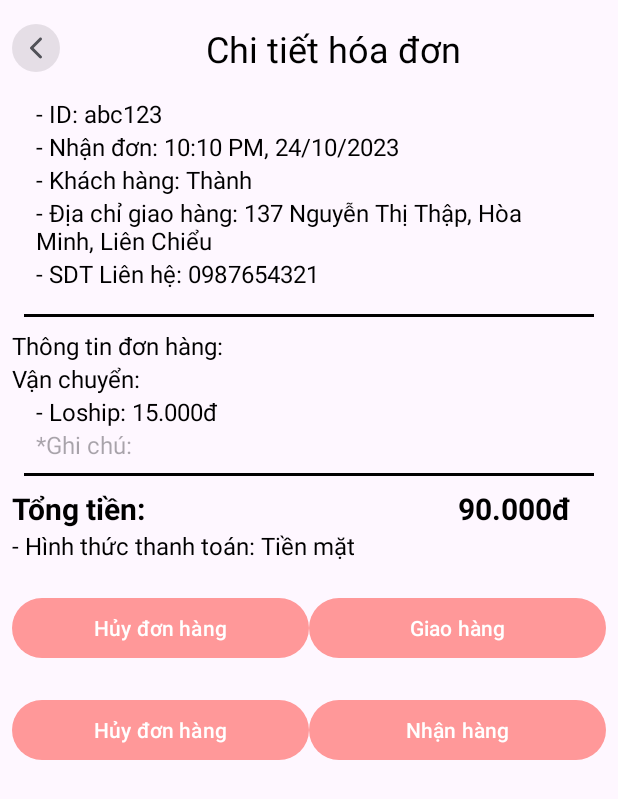
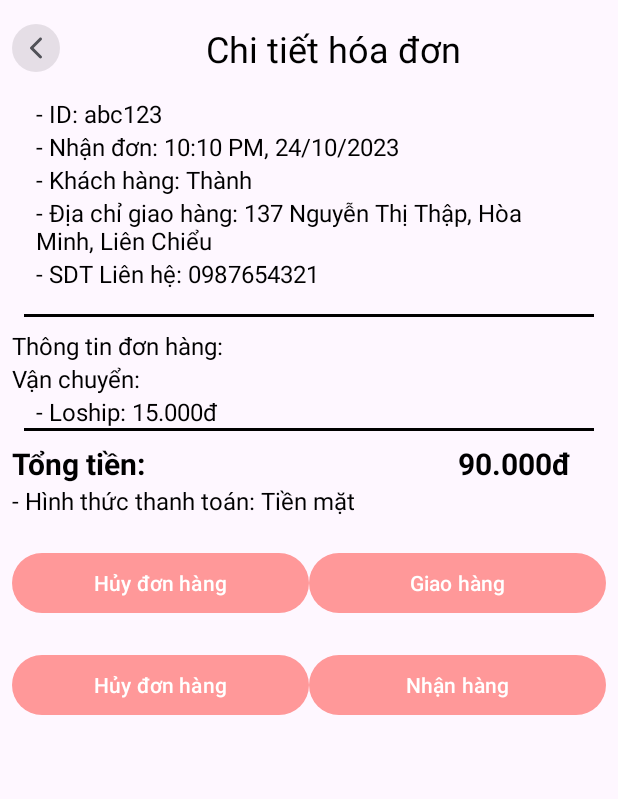
Before and after one commit to Mobile-Internship-2023-Org/Mobile-Internship-2023-Repo-FE, an Android app: the ChiTietHoaDonActivity screen opened directly, with no data from a screen before it, on a phone screen of 412 x 824 dp. Shown: the top 799 px of the screen. Run offline under Robolectric (Android 15) with nearby library versions, the phone set to English and light mode, and no system bars.

Commit message:
doan commit3

```diff
--- a/app/src/main/java/com/example/foody_app/activities/ChiTietHoaDonActivity.java
+++ b/app/src/main/java/com/example/foody_app/activities/ChiTietHoaDonActivity.java
@@ -122,7 +122,7 @@ public class ChiTietHoaDonActivity extends AppCompatActivity {
                     tvDiaChi.setText("Địa chỉ: "+model.getDiaChi());
                     tvTen.setText("Họ tên: "+model.getHoTen());
                     tvNgayDat.setText("Ngày đặt: "+model.getNgayDat());
-                    tvTongTien.setText(""+model.getTongTienHoaDon());
+                    tvTongTien.setText(ChiTietMonAnActivity.currencyFormat(""+model.getTongTienHoaDon())+"đ");
                     if(trangThai.equals("Đã hoàn thành") || trangThai.equals("Hủy đơn")){
                         btnHuy1.setVisibility(View.GONE);
                         btnHuy2.setVisibility(View.GONE);
--- a/app/src/main/java/com/example/foody_app/adapter/LichSuAdapter.java
+++ b/app/src/main/java/com/example/foody_app/adapter/LichSuAdapter.java
@@ -1,4 +1,6 @@
 package com.example.foody_app.adapter;
+
+import static com.example.foody_app.activities.ChiTietMonAnActivity.currencyFormat;
 
 import android.content.Context;
 import android.view.LayoutInflater;
@@ -13,12 +15,14 @@ import com.example.foody_app.activities.ChiTietMonAnActivity;
 import com.example.foody_app.models.LichSuModel;
 
 import java.text.DecimalFormat;
+import java.text.SimpleDateFormat;
 import java.util.List;
 
 public class LichSuAdapter extends BaseAdapter {
 
     private Context mContext;
     private List<LichSuModel> mList;
+    private SimpleDateFormat mSimpleDateFormat = new SimpleDateFormat("yyyy-MM-dd hh:mm");
 
     public LichSuAdapter(Context context, List<LichSuModel> list) {
         mContext = context;
@@ -65,7 +69,7 @@ public class LichSuAdapter extends BaseAdapter {
         }
         viewHolder.tvdiaChi.setText("Địa chỉ: "+mList.get(i).getDiaChi());
         viewHolder.tvMaHoaDon.setText("Mã hóa đơn: "+mList.get(i).getIdHoaDon()+"");
-        viewHolder.tvNgayDat.setText("Thời gian: "+mList.get(i).getNgayDat());
+        viewHolder.tvNgayDat.setText("Thời gian: "+mSimpleDateFormat.format(mList.get(i).getNgayDat()));
         viewHolder.tvTongTien.setText(ChiTietMonAnActivity.currencyFormat(mList.get(i).getTongTienHoaDon()+"")+"đ");
         viewHolder.tvPhuongThucTT.setText(mList.get(i).getPhuongThucTT());
         viewHolder.tvtrangThai.setText(mList.get(i).getTrangThai());
--- a/app/src/main/java/com/example/foody_app/utils/APIInterface.java
+++ b/app/src/main/java/com/example/foody_app/utils/APIInterface.java
@@ -106,8 +106,8 @@ public interface APIInterface {
     @GET("/rating")
     Call<List<RatingModel>> getRating();
 
-    @POST("/RePassController/{userId}")
-    Call<RePassModel> rePassModelCall(@Path("userId") RePassModel userId);
+//    @PUT("/updatePassword/{userId}")
+//    Call<RePassModel> rePassModelCall(@Path("userId") RePassModel userId);
 
     // == Hóa đơn ==
     // Get nguoidung info by email
@@ -136,7 +136,7 @@ public interface APIInterface {
 
     @PUT("/hoadon/completeGioHang/{idGioHang}")
     Call<Void> completeGioHang(@Path("idGioHang") int idGioHang);
-    @POST("/RePassController")
+    @PUT("/updatePassword")
    Call<RePassModel> rePassModelCall(@Body RePassModel rePassModel);
     //đổi thông tin người dùng
     @POST("/user/{email}")
--- a/app/src/main/res/layout/activity_chi_tiet_hoa_don.xml
+++ b/app/src/main/res/layout/activity_chi_tiet_hoa_don.xml
@@ -101,14 +101,14 @@
         android:layout_marginLeft="16dp"
         android:textColor="#000000"
         android:textSize="16dp" />
-    <TextView
-        android:layout_width="match_parent"
-        android:layout_height="wrap_content"
-        android:hint="*Ghi chú:"
-        android:layout_marginLeft="16dp"
-        android:textColor="#000000"
-        android:textSize="16dp"
-        android:layout_marginBottom="8dp"/>
+<!--    <TextView-->
+<!--        android:layout_width="match_parent"-->
+<!--        android:layout_height="wrap_content"-->
+<!--        android:hint="*Ghi chú:"-->
+<!--        android:layout_marginLeft="16dp"-->
+<!--        android:textColor="#000000"-->
+<!--        android:textSize="16dp"-->
+<!--        android:layout_marginBottom="8dp"/>-->
 
     <View
         android:layout_width="match_parent"
```
Also changed, not shown: app/src/main/java/com/example/foody_app/activities/DoiMatKhauActivity.java (+27 -12 lines), app/src/main/java/com/example/foody_app/adapter/MonAnAdapter2.java (+4 -3 lines), app/src/main/java/com/example/foody_app/models/LichSuModel.java (+5 -3 lines), app/src/main/java/com/example/foody_app/models/RePassModel.java (+4 -4 lines).
